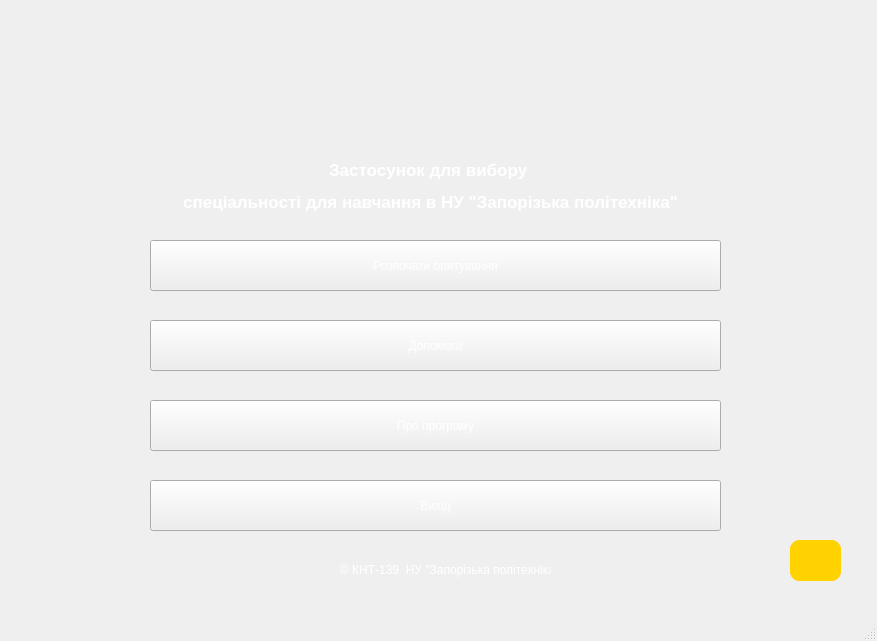
Old version of the form mainwindow.ui in the repository admiralbub/oop_course_2020.
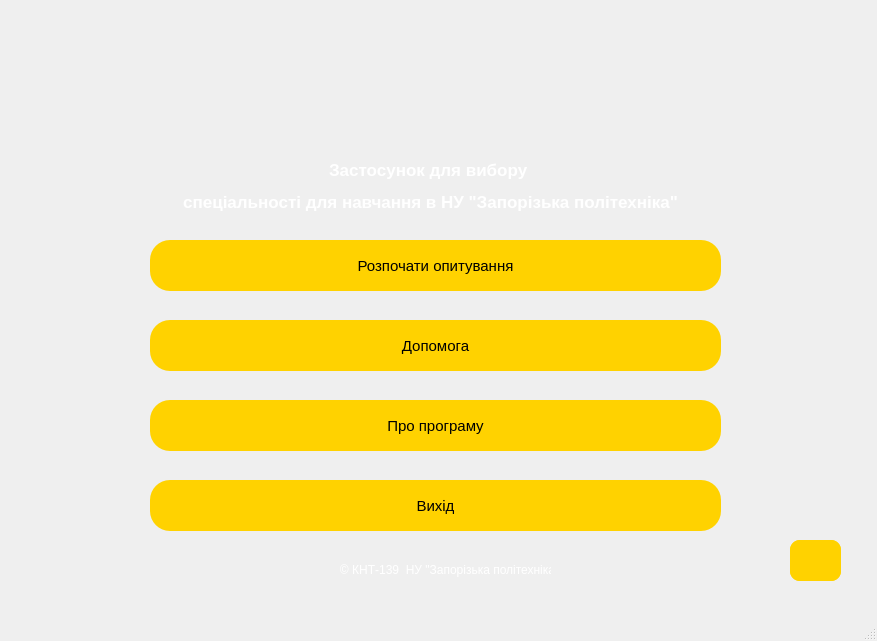
New version of the form. Icons and pictures are not drawn.

```diff
--- a/mainwindow.ui
+++ b/mainwindow.ui
@@ -37,7 +37,7 @@
      </rect>
     </property>
     <property name="styleSheet">
-     <string notr="true">#Start {
+     <string notr="true">#start {
    color:#000; 
    border-radius:20px;
    font-weight:400;
@@ -66,7 +66,7 @@
      </rect>
     </property>
     <property name="styleSheet">
-     <string notr="true">#pushButton_2 {
+     <string notr="true">#help {
    color:#000; 
    border-radius:20px;
    background:#FFD200;
@@ -94,7 +94,7 @@
      </rect>
     </property>
     <property name="styleSheet">
-     <string notr="true">#pushButton_3 {
+     <string notr="true">#about {
    color:#000; 
    border-radius:20px;
    background:#FFD200;
@@ -122,7 +122,7 @@
      </rect>
     </property>
     <property name="styleSheet">
-     <string notr="true">#pushButton_4 {
+     <string notr="true">#exit {
    color:#000; 
    border-radius:20px;
    background:#FFD200;
```
Left out of the diff: 8 changed lines with no effect on the pictures.
